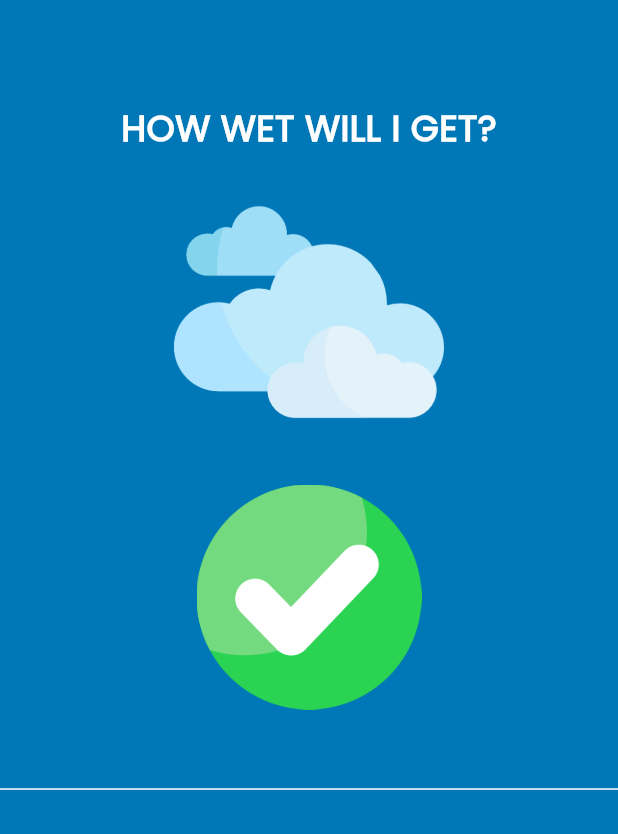
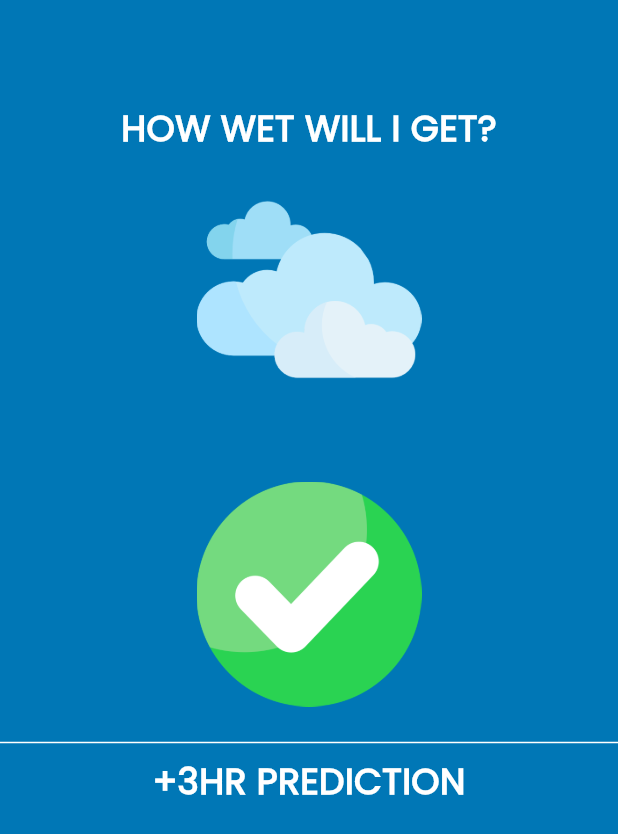
Before and after one commit to jraemakers/how-wet-will-i-get, a Flutter app: the screen it shows after launch, on a phone screen of 412 x 824 dp. Shown: the top 834 px of the screen. Run offline on Flutter 3.47's test engine with Material 3 defaults, Android fonts, the phone set to English and light mode, and no system bars.

Commit message:
3hr prediction

```diff
--- a/client/lib/main.dart
+++ b/client/lib/main.dart
@@ -31,24 +31,39 @@ class MainApp extends StatelessWidget {
               ),
             ),
             const SizedBox(height: 16), // Add some space between text and image
+            Padding(
+              padding: const EdgeInsets.only(bottom: 38.0), // Add padding only at the bottom
+              child: Center(
+                child: Image.asset(
+                  'assets/images/rain-none.png', // Adjust path as per your asset location
+                  height: 150, // Adjust height as needed
+                  width: 200, // Adjust width as needed
+                ),
+              ),
+            ),
             Center(
               child: Image.asset(
-                'assets/images/rain-none.png', // Adjust path as per your asset location
+                'assets/images/check.png', // Adjust path as per your asset location
                 height: 180, // Adjust height as needed
-                width: 200, // Adjust width as needed
-              ),
-            ),
-              Center(
-              child: Image.asset(
-                'assets/images/check.png', // Adjust path as per your asset location
-                height: 200, // Adjust height as needed
                 width: 150, // Adjust width as needed
               ),
             ),
-            const SizedBox(height: 20),
+            const SizedBox(height: 1),
             const Divider(
               color: Colors.white,
               thickness: 1.0,
+            ),
+            // Add text widget below the divider
+            Center(
+              child: Text(
+                '+3HR PREDICTION',
+                style: TextStyle(
+                  fontSize: 24,
+                  color: Colors.white,
+                    fontWeight: FontWeight.w800,
+                    fontFamily: 'Poppins',
+                ),
+              ),
             ),
           ],
         ),
```
